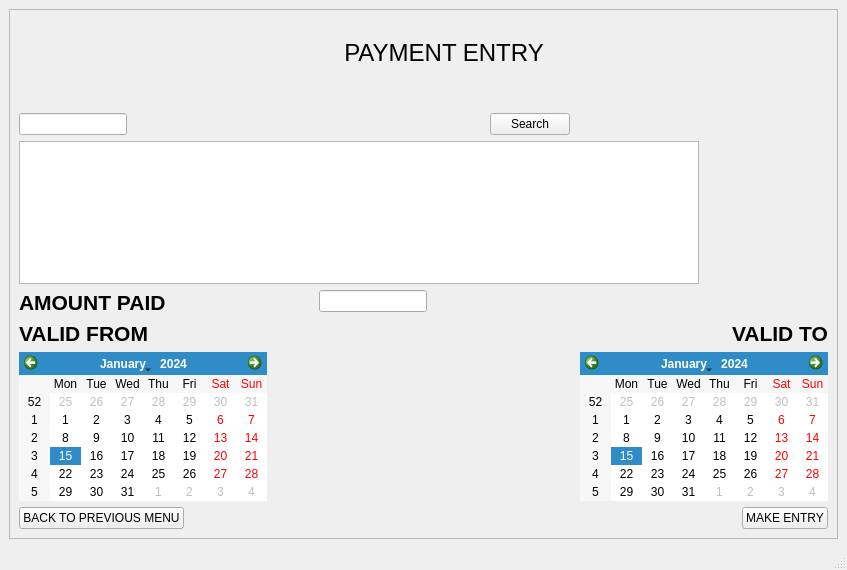
Qt form ui/payentry.ui (yashu2001/gym-manager) before a commit.
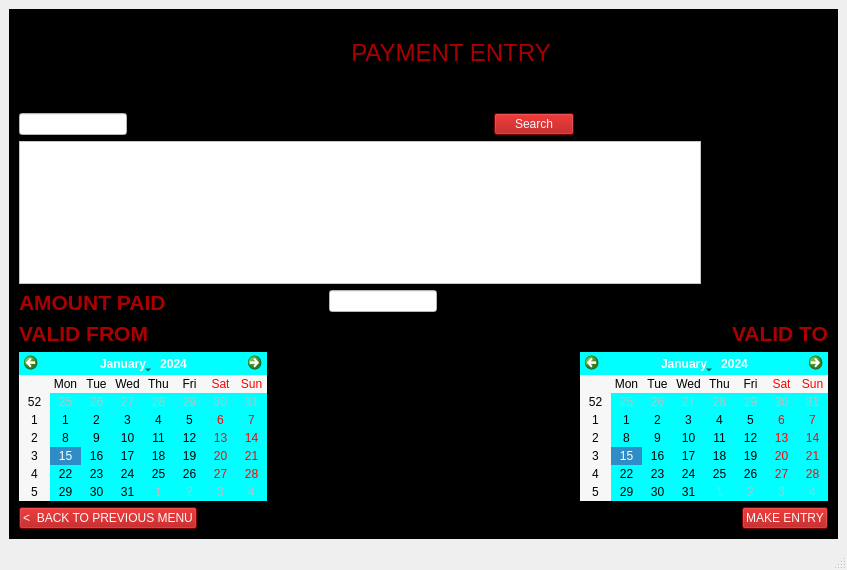
The same form after that commit. Icons and pictures are not drawn.

```diff
--- a/ui/payentry.ui
+++ b/ui/payentry.ui
@@ -17,6 +17,10 @@
    <layout class="QVBoxLayout" name="verticalLayout">
     <item>
      <widget class="QScrollArea" name="scrollArea">
+      <property name="styleSheet">
+       <string notr="true">background-color: rgb(0, 0, 0);
+border-color: rgb(255, 255, 255);</string>
+      </property>
       <property name="horizontalScrollBarPolicy">
        <enum>Qt::ScrollBarAlwaysOff</enum>
       </property>
@@ -30,9 +34,9 @@
        <property name="geometry">
         <rect>
          <x>0</x>
-         <y>0</y>
+         <y>-227</y>
          <width>810</width>
-         <height>752</height>
+         <height>757</height>
         </rect>
        </property>
        <layout class="QGridLayout" name="gridLayout">
@@ -51,16 +55,28 @@
         </item>
         <item row="1" column="2" colspan="2" alignment="Qt::AlignHCenter|Qt::AlignTop">
          <widget class="QLabel" name="label_2">
+          <property name="styleSheet">
+           <string notr="true">color: rgb(170, 0, 0);</string>
+          </property>
           <property name="text">
            <string>&lt;html&gt;&lt;head/&gt;&lt;body&gt;&lt;p align=&quot;center&quot;&gt;&lt;span style=&quot; font-size:18pt;&quot;&gt;PAYMENT ENTRY&lt;/span&gt;&lt;/p&gt;&lt;p align=&quot;center&quot;&gt;&lt;br/&gt;&lt;/p&gt;&lt;/body&gt;&lt;/html&gt;</string>
           </property>
          </widget>
         </item>
         <item row="2" column="0" alignment="Qt::AlignLeft|Qt::AlignTop">
-         <widget class="QLineEdit" name="lineEdit"/>
+         <widget class="QLineEdit" name="lineEdit">
+          <property name="styleSheet">
+           <string notr="true">background-color: rgb(255, 255, 255);</string>
+          </property>
+         </widget>
         </item>
         <item row="2" column="3" alignment="Qt::AlignRight|Qt::AlignTop">
          <widget class="QPushButton" name="pushButton_3">
+          <property name="styleSheet">
+           <string notr="true">color: rgb(250,250, 250);
+background-color: rgb(170, 0, 0);
+font: 75 10pt &quot;MS Shell Dlg 2&quot;;</string>
+          </property>
           <property name="text">
            <string>Search</string>
           </property>
@@ -68,6 +84,9 @@
         </item>
         <item row="3" column="0" colspan="5">
          <widget class="QTableWidget" name="tableWidget_2">
+          <property name="styleSheet">
+           <string notr="true">background-color: rgb(255, 255, 255);</string>
+          </property>
           <property name="editTriggers">
            <set>QAbstractItemView::NoEditTriggers</set>
           </property>
@@ -90,16 +109,26 @@
         </item>
         <item row="4" column="0" alignment="Qt::AlignLeft|Qt::AlignTop">
          <widget class="QLabel" name="label_8">
+          <property name="styleSheet">
+           <string notr="true">color: rgb(170, 0, 0);</string>
+          </property>
           <property name="text">
            <string>&lt;html&gt;&lt;head/&gt;&lt;body&gt;&lt;p&gt;&lt;span style=&quot; font-size:16pt; font-weight:600;&quot;&gt;AMOUNT PAID&lt;/span&gt;&lt;/p&gt;&lt;/body&gt;&lt;/html&gt;</string>
           </property>
          </widget>
         </item>
         <item row="4" column="2" alignment="Qt::AlignLeft|Qt::AlignTop">
-         <widget class="QLineEdit" name="lineEdit_3"/>
+         <widget class="QLineEdit" name="lineEdit_3">
+          <property name="styleSheet">
+           <string notr="true">background-color: rgb(255, 255, 255);</string>
+          </property>
+         </widget>
         </item>
         <item row="5" column="0" alignment="Qt::AlignLeft|Qt::AlignTop">
          <widget class="QLabel" name="label_6">
+          <property name="styleSheet">
+           <string notr="true">color: rgb(170, 0, 0);</string>
+          </property>
           <property name="text">
            <string>&lt;html&gt;&lt;head/&gt;&lt;body&gt;&lt;p&gt;&lt;span style=&quot; font-size:16pt; font-weight:600;&quot;&gt;VALID FROM&lt;/span&gt;&lt;/p&gt;&lt;/body&gt;&lt;/html&gt;</string>
           </property>
@@ -107,26 +136,48 @@
         </item>
         <item row="5" column="5" alignment="Qt::AlignRight|Qt::AlignTop">
          <widget class="QLabel" name="label_7">
+          <property name="styleSheet">
+           <string notr="true">color: rgb(170, 0, 0);</string>
+          </property>
           <property name="text">
            <string>&lt;html&gt;&lt;head/&gt;&lt;body&gt;&lt;p&gt;&lt;span style=&quot; font-size:16pt; font-weight:600;&quot;&gt;VALID TO&lt;/span&gt;&lt;/p&gt;&lt;/body&gt;&lt;/html&gt;</string>
           </property>
          </widget>
         </item>
         <item row="6" column="0" colspan="2" alignment="Qt::AlignLeft|Qt::AlignTop">
-         <widget class="QCalendarWidget" name="calendarWidget"/>
+         <widget class="QCalendarWidget" name="calendarWidget">
+          <property name="styleSheet">
+           <string notr="true">background-color: rgb(0, 255, 255);</string>
+          </property>
+         </widget>
         </item>
         <item row="6" column="4" colspan="2" alignment="Qt::AlignRight|Qt::AlignTop">
-         <widget class="QCalendarWidget" name="calendarWidget_2"/>
+         <widget class="QCalendarWidget" name="calendarWidget_2">
+          <property name="styleSheet">
+           <string notr="true">border-color: rgb(0, 0, 0);
+background-color: rgb(0, 255, 255);</string>
+          </property>
+         </widget>
         </item>
         <item row="7" column="0" alignment="Qt::AlignLeft|Qt::AlignBottom">
          <widget class="QPushButton" name="pushButton_2">
+          <property name="styleSheet">
+           <string notr="true">color: rgb(250,250, 250);
+background-color: rgb(170, 0, 0);
+font: 75 10pt &quot;MS Shell Dlg 2&quot;;</string>
+          </property>
           <property name="text">
-           <string>BACK TO PREVIOUS MENU</string>
+           <string>&lt;  BACK TO PREVIOUS MENU</string>
           </property>
          </widget>
         </item>
         <item row="7" column="5" alignment="Qt::AlignRight|Qt::AlignBottom">
          <widget class="QPushButton" name="pushButton">
+          <property name="styleSheet">
+           <string notr="true">color: rgb(250,250, 250);
+background-color: rgb(170, 0, 0);
+font: 75 10pt &quot;MS Shell Dlg 2&quot;;</string>
+          </property>
           <property name="text">
            <string>MAKE ENTRY</string>
           </property>
```
